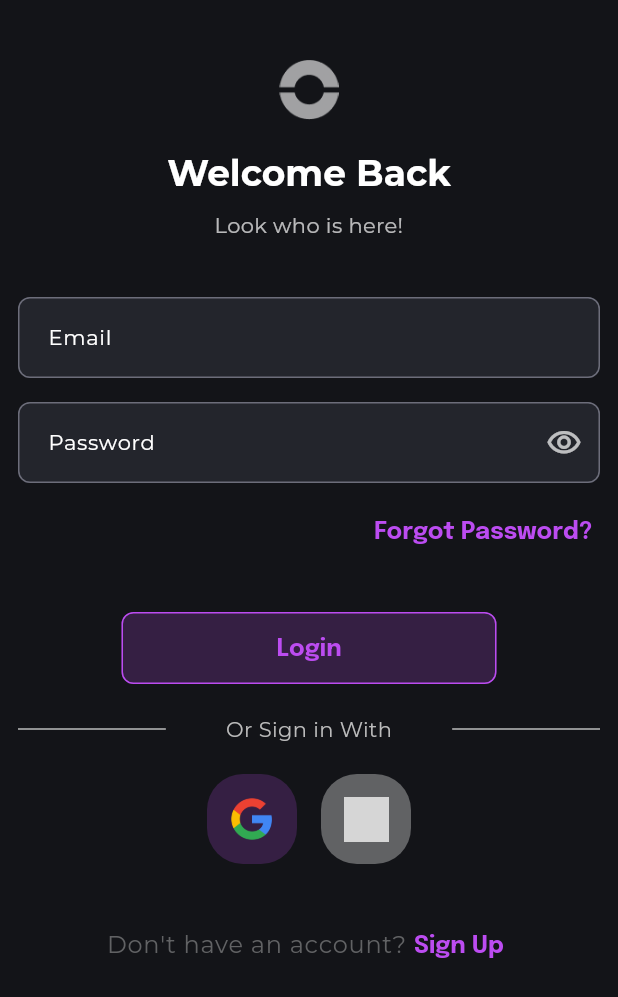
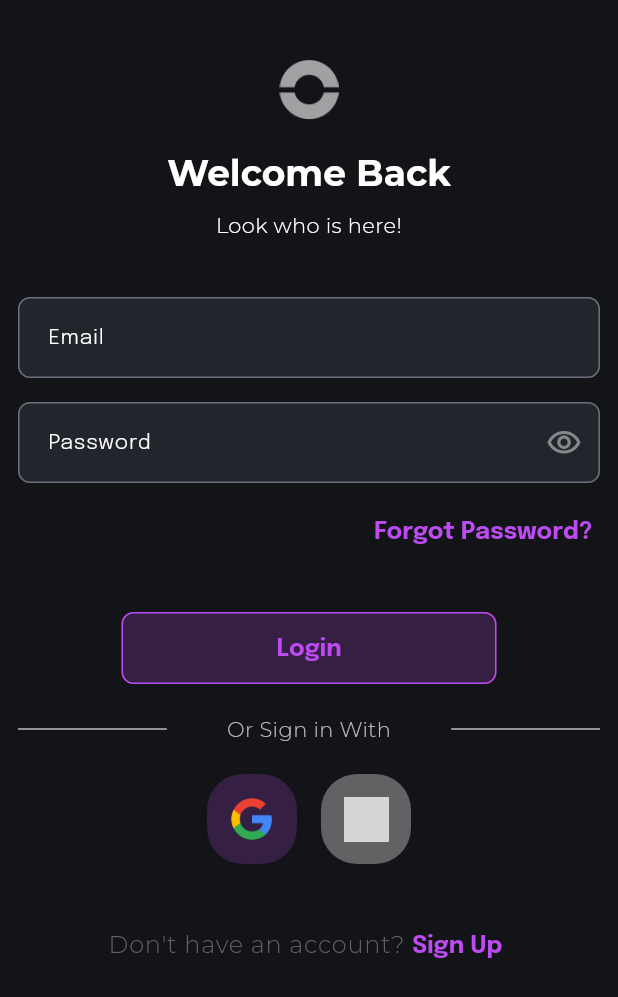
Before and after one commit to italodea/loomi_challenge, a Flutter app: the screen it shows after launch, on a phone screen of 412 x 824 dp. Shown: the top 997 px of the screen. Run offline on Flutter 3.47's test engine with Material 3 defaults, Android fonts, the light colour scheme and no system bars; our stand-ins replace get, google_fonts; grey boxes are pictures that could not be loaded.

Commit message:
Updates colors and design

```diff
--- a/lib/themes/app_theme.dart
+++ b/lib/themes/app_theme.dart
@@ -13,7 +13,7 @@ class AppTheme {
   static const errorColor = Color(0xFFFF4D4D);
 
   static const textColor = Colors.white;
-  static const textColorDark = Colors.white70;
+  static const textColorDark = Color(0xFF86878B);
 
   static ThemeData get theme {
     return ThemeData(
@@ -41,13 +41,25 @@ class AppTheme {
 
   static TextTheme get textTheme {
     return const TextTheme(
-      bodyLarge: TextStyle(color: AppTheme.textColor, fontSize: 16),
-      bodyMedium: TextStyle(color: AppTheme.textColorDark, fontSize: 14),
-      bodySmall: TextStyle(color: AppTheme.textColorDark, fontSize: 12),
+      bodyLarge: TextStyle(
+        color: AppTheme.textColor,
+        fontSize: 16,
+        fontWeight: FontWeight.w300,
+      ),
+      bodyMedium: TextStyle(
+        color: AppTheme.textColor,
+        fontSize: 14,
+        fontWeight: FontWeight.w300,
+      ),
+      bodySmall: TextStyle(
+        color: AppTheme.textColor,
+        fontSize: 12,
+        fontWeight: FontWeight.w300,
+      ),
       displayLarge: TextStyle(
         color: AppTheme.textColor,
         fontSize: 24,
-        fontWeight: FontWeight.bold,
+        fontWeight: FontWeight.w700,
       ),
       displayMedium: TextStyle(
         color: AppTheme.textColor,
@@ -57,12 +69,12 @@ class AppTheme {
       displaySmall: TextStyle(
         color: AppTheme.textColor,
         fontSize: 16,
-        fontWeight: FontWeight.w400,
+        fontWeight: FontWeight.w300,
       ),
       headlineLarge: TextStyle(
         color: AppTheme.textColor,
         fontSize: 32,
-        fontWeight: FontWeight.bold,
+        fontWeight: FontWeight.w700,
       ),
       headlineMedium: TextStyle(
         color: AppTheme.textColor,
@@ -72,12 +84,12 @@ class AppTheme {
       headlineSmall: TextStyle(
         color: AppTheme.textColor,
         fontSize: 24,
-        fontWeight: FontWeight.w400,
+        fontWeight: FontWeight.w300,
       ),
       titleLarge: TextStyle(
         color: AppTheme.textColor,
         fontSize: 24,
-        fontWeight: FontWeight.bold,
+        fontWeight: FontWeight.w700,
       ),
       titleMedium: TextStyle(
         color: AppTheme.textColor,
@@ -87,29 +99,29 @@ class AppTheme {
       titleSmall: TextStyle(
         color: AppTheme.textColor,
         fontSize: 18,
-        fontWeight: FontWeight.w400,
+        fontWeight: FontWeight.w300,
       ),
       labelLarge: TextStyle(
         color: AppTheme.textColor,
         fontSize: 16,
-        fontWeight: FontWeight.bold,
+        fontWeight: FontWeight.w700,
       ),
       labelMedium: TextStyle(
         color: AppTheme.textColor,
         fontSize: 14,
-        fontWeight: FontWeight.w400,
+        fontWeight: FontWeight.w300,
       ),
       labelSmall: TextStyle(
         color: AppTheme.textColor,
         fontSize: 12,
-        fontWeight: FontWeight.w400,
+        fontWeight: FontWeight.w300,
       ),
     );
   }
 
   static InputDecorationTheme get inputTheme {
     return InputDecorationTheme(
-      labelStyle: textThemePrimary.labelMedium,
+      labelStyle: textThemeSecondary.labelMedium,
       border: OutlineInputBorder(
         borderRadius: BorderRadius.circular(8),
         borderSide: BorderSide(color: borderColor, width: 1),
@@ -129,10 +141,10 @@ class AppTheme {
       filled: true,
       fillColor: backgroundInputColor,
       suffixIconColor: AppTheme.textColorDark,
-      hintStyle: textThemePrimary.bodyMedium!.copyWith(
+      hintStyle: textThemeSecondary.bodyMedium!.copyWith(
         color: AppTheme.textColorDark,
       ),
-      errorStyle: textThemePrimary.bodySmall!.copyWith(
+      errorStyle: textThemeSecondary.bodySmall!.copyWith(
         color: AppTheme.errorColor,
       ),
       contentPadding: EdgeInsets.symmetric(vertical: 15, horizontal: 16),
```
